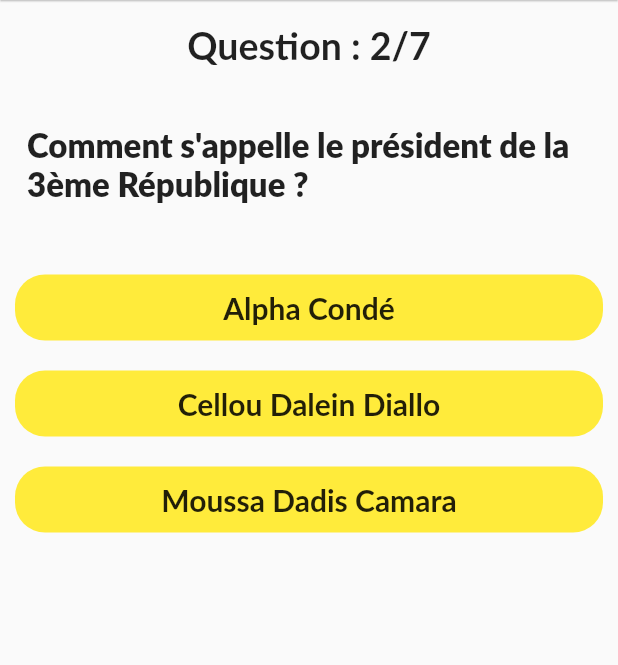
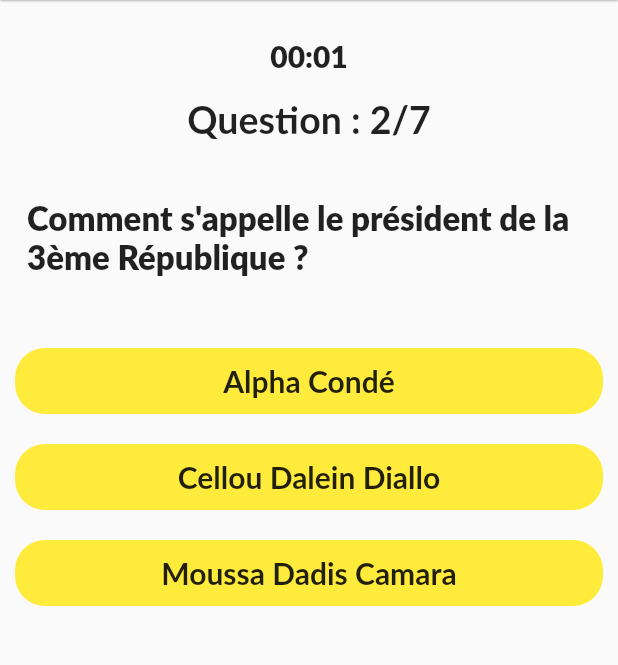
Before and after one commit to mohamed224/guinea_quiz_flutter_app, a Flutter app: the screen it shows after launch, after a tap on "10 ans", on a phone screen of 412 x 824 dp, the part 84-749 px from its top. Run offline on Flutter 3.47's test engine with Material 2 defaults, Android fonts, the phone set to English and light mode, and no system bars; Roboto replaces fonts that are missing (Lato); statements that could not run were skipped.

```diff
--- a/lib/guinea_quiz_screen.dart
+++ b/lib/guinea_quiz_screen.dart
@@ -1,3 +1,5 @@
+import 'dart:async';
+
 import 'package:flutter/material.dart';
 
 class GuineaQuizScreen extends StatefulWidget {
@@ -6,9 +8,14 @@ class GuineaQuizScreen extends StatefulWidget {
 }
 
 class _GuineaQuizScreenState extends State<GuineaQuizScreen> {
-  int currentQuestion = 0;
+  int _currentQuestion = 0;
   int score = 0;
-  final quiz = [
+  int _minute = 0;
+  Timer _timer;
+  int _counter = 0;
+  String _timeElapsed = '';
+  bool _isStarted = true;
+  final _quiz = [
     {
       'title': 'En Guinée, le président est élu pour :',
       'answers': [
@@ -68,6 +75,29 @@ class _GuineaQuizScreenState extends State<GuineaQuizScreen> {
     }
   ];
 
+  String _formatTime() {
+    return "${_minute < 10 ? "0$_minute" : _minute}:"
+        "${_counter < 10 ? "0$_counter" : _counter}";
+  }
+
+  _startTimer() {
+    if (_timer != null) {
+      _timer.cancel();
+    }
+    _timer = Timer.periodic(Duration(seconds: 1), (timer) {
+      setState(() {
+        if (_currentQuestion >= 1 && _currentQuestion < _quiz.length) {
+          _counter++;
+
+          if (_counter == 60) {
+            _minute++;
+            _counter = 0;
+          }
+        }
+      });
+    });
+  }
+
   @override
   Widget build(BuildContext context) {
     return Scaffold(
@@ -84,12 +114,18 @@ class _GuineaQuizScreenState extends State<GuineaQuizScreen> {
           )
         ],
       ),
-      body: currentQuestion >= quiz.length
+      body: _currentQuestion >= _quiz.length
           ? Center(
               child: Column(
                 mainAxisAlignment: MainAxisAlignment.center,
                 children: [
-                  Text('Score : $score/10',
+                  Text('Temps ecoulé = $_timeElapsed',
+                      style:
+                          TextStyle(fontSize: 25, fontWeight: FontWeight.bold)),
+                  Container(
+                    height: 15,
+                  ),
+                  Text('Score = $score/10',
                       style:
                           TextStyle(fontSize: 25, fontWeight: FontWeight.bold)),
                   Container(
@@ -99,8 +135,11 @@ class _GuineaQuizScreenState extends State<GuineaQuizScreen> {
                     child: InkWell(
                       onTap: () {
                         setState(() {
-                          currentQuestion = 0;
+                          _currentQuestion = 0;
                           score = 0;
+                          _counter = 0;
+                          _minute = 0;
+                          _timeElapsed = '';
                         });
                       },
                       child: Container(
@@ -125,11 +164,19 @@ class _GuineaQuizScreenState extends State<GuineaQuizScreen> {
           : Column(
               children: [
                 Center(
+                    child: Container(
+                        padding: const EdgeInsets.only(top: 25),
+                        child: Text(
+                          _formatTime(),
+                          style: TextStyle(
+                              fontSize: 20, fontWeight: FontWeight.w900),
+                        ))),
+                Center(
                   child: Container(
                     padding: const EdgeInsets.only(top: 15),
                     margin: const EdgeInsets.symmetric(horizontal: 15),
                     child: Text(
-                      "Question : ${currentQuestion + 1}/${quiz.length}",
+                      "Question : ${_currentQuestion + 1}/${_quiz.length}",
                       style:
                           TextStyle(fontSize: 25, fontWeight: FontWeight.bold),
                     ),
@@ -144,7 +191,7 @@ class _GuineaQuizScreenState extends State<GuineaQuizScreen> {
                   child: Padding(
                       padding: const EdgeInsets.all(8.0),
                       child: Text(
-                        quiz[currentQuestion]['title'],
+                        _quiz[_currentQuestion]['title'],
                         style: TextStyle(
                             fontSize: 22, fontWeight: FontWeight.w900),
                       )),
@@ -152,14 +199,19 @@ class _GuineaQuizScreenState extends State<GuineaQuizScreen> {
                 Container(
                   height: 30,
                 ),
-                ...(quiz[currentQuestion]['answers']
+                ...(_quiz[_currentQuestion]['answers']
                         as List<Map<String, Object>>)
                     .map((answer) {
                   return Container(
                     child: InkWell(
                       onTap: () {
+                        if (_isStarted) {
+                          _startTimer();
+                          _isStarted = false;
+                        }
                         setState(() {
-                          ++currentQuestion;
+                          ++_currentQuestion;
+                          _timeElapsed = _formatTime();
                           if (answer['correct']) {
                             score += answer['point'];
                           }
```
Also changed, not shown: 3 other files.
